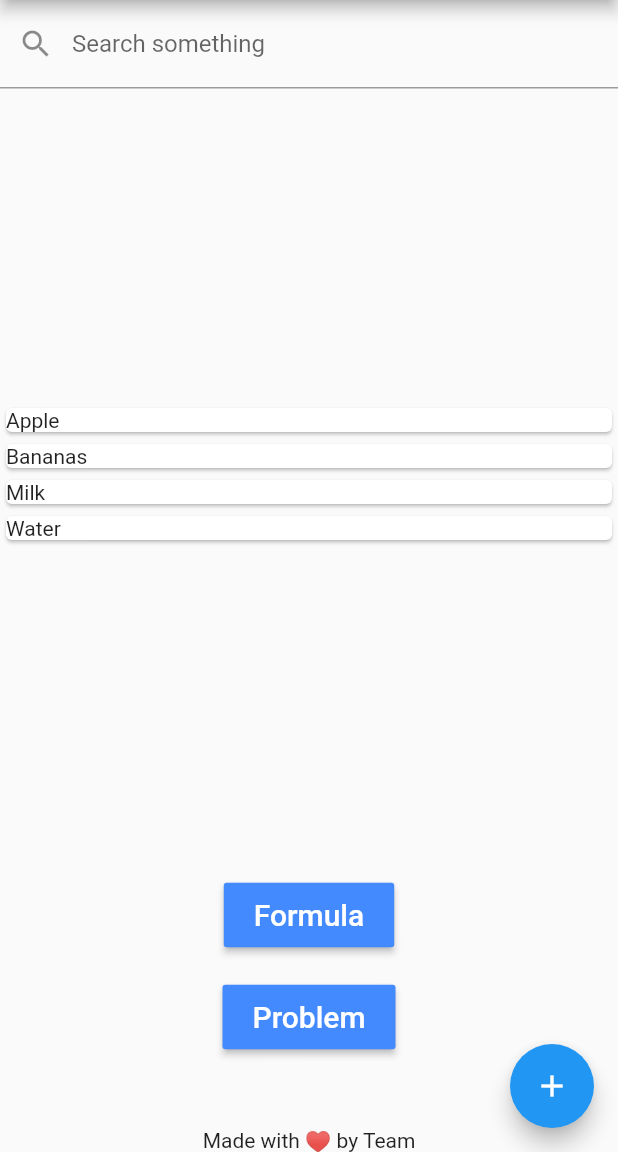
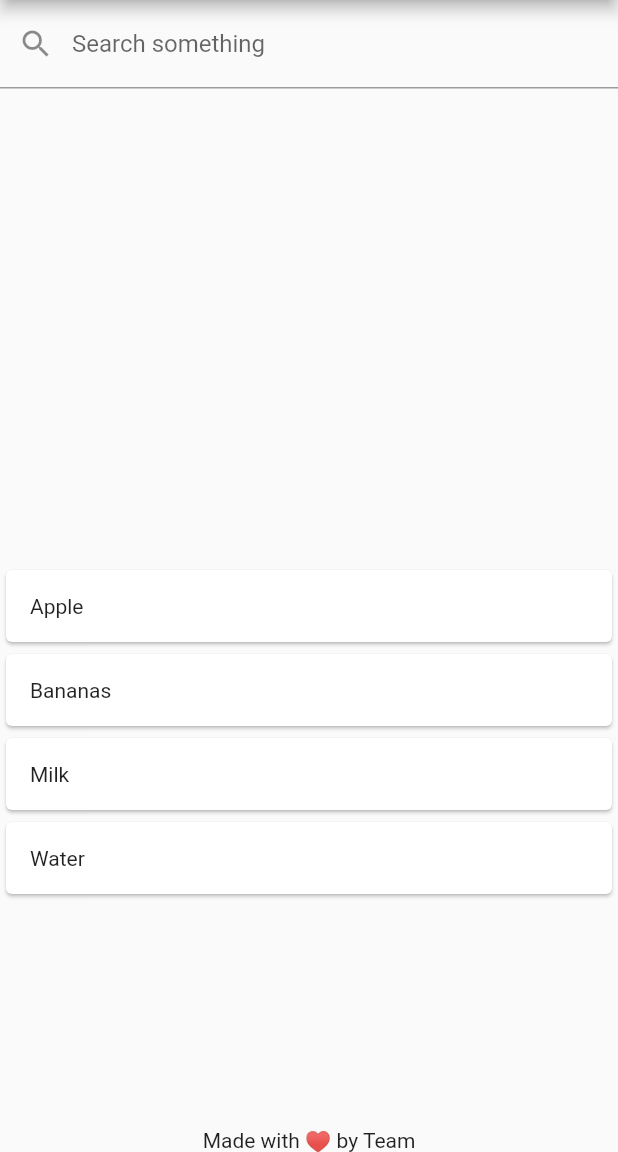
Before and after one commit to alice-0-kim/flutter-app, a Flutter app: the screen it shows after launch, on a phone screen of 412 x 824 dp, the part 84-1236 px from its top. Run offline on Flutter 3.47's test engine with Material 2 defaults, Android fonts, the phone set to English and light mode, and no system bars.

Commit message:
Omit new keyword as it is optional

```diff
--- a/lib/main.dart
+++ b/lib/main.dart
@@ -11,7 +11,7 @@ class MyApp extends StatelessWidget {
         primarySwatch: Colors.blue,
       ),
       home: MyHomePage(title: 'Flutter Demo Home Page'),
-//      home: new Button(),
+//      home: Button(),
     );
   }
 }
@@ -26,8 +26,8 @@ class FormulaRoute extends StatelessWidget {
       body: Center(
           child: Column(
             children: <Widget>[
-              new Padding(padding: new EdgeInsets.only(bottom: 30.0)),
-              new RaisedButton(
+              Padding(padding: EdgeInsets.only(bottom: 30.0)),
+              RaisedButton(
                 onPressed: () {
                   Navigator.pop(context);
                 },
@@ -86,7 +86,7 @@ class _MyHomePageState extends State<MyHomePage> {
   List<Constant> choices = <Constant> [Constant.Logout, Constant.Settings, Constant.Sound];
 
   List<String> items = <String> [];
-  TextEditingController controller = new TextEditingController();
+  TextEditingController controller = TextEditingController();
   String filter;
 
   @override
@@ -127,66 +127,40 @@ class _MyHomePageState extends State<MyHomePage> {
           )
         ],
       ),
-      body: Center(
+      body: Container(
+        child: Center(
           child: Column(
-          // Invoke "debug painting" (press "p" in the console, choose the
-          // "Toggle Debug Paint" action from the Flutter Inspector in Android
-          // Studio, or the "Toggle Debug Paint" command in Visual Studio Code)
-          // to see the wireframe for each widget.
             mainAxisAlignment: MainAxisAlignment.center,
             children: <Widget>[
-//            new Text("Title", style: new TextStyle(fontSize: 40.0, fontWeight: FontWeight.bold)),
-            new Expanded(
-              child: new TextField(
-                decoration: new InputDecoration(
+              Expanded(
+                child: TextField(
+                  decoration: InputDecoration(
                     labelText: "Search something",
                     prefixIcon: Icon(Icons.search),
                   ),
                   controller: controller,
                 ),
               ),
-            new Expanded(
-              child: new ListView.builder(
+              Expanded(
+                child: ListView.builder(
                   itemCount: items.length,
                   itemBuilder: (BuildContext context, int index) {
-                  return filter == null || filter == "" ? new Card(child: new Text(items[index])) : items[index].toLowerCase().contains(filter.toLowerCase()) ? new Card(child: new Text(items[index])) : new Container();
+                    return filter == null || filter == "" ? Card(child: Padding(padding: const EdgeInsets.all(16.0), child: Text(items[index])))
+                        : items[index].toLowerCase().contains(filter.toLowerCase()) ? Card(child: Text(items[index]))
+                        : Container();
                   },
                 ),
               ),
-            new Padding(padding: new EdgeInsets.only(bottom: 50.0)),
-            new RaisedButton(
-              child: new Text("Formula", style: new TextStyle(color: Colors.white, fontSize: 20.0)),
-              color: Colors.blueAccent,
-              onPressed: () {
-                Navigator.push(
-                  context,
-                  MaterialPageRoute(builder: (context) => FormulaRoute()),
-                );
-              },
-              padding: new EdgeInsets.symmetric(horizontal: 20.0, vertical: 10.0),
-            ),
-            new Padding(padding: new EdgeInsets.all(10.0)),
-            new RaisedButton(
-              child: new Text("Problem", style: new TextStyle(color: Colors.white, fontSize: 20.0)),
-              color: Colors.blueAccent,
-              onPressed: () {
-                Navigator.push(
-                  context,
-                  MaterialPageRoute(builder: (context) => ProblemRoute()),
-                );
-              },
-              padding: new EdgeInsets.symmetric(horizontal: 20.0, vertical: 10.0),
-            ),
-            new Padding(padding: new EdgeInsets.only(bottom: 50.0)),
-            new Text("Made with ♥️ by Team")
+              Text("Made with ♥️ by Team")
             ],
           ),
         ),
-      floatingActionButton: FloatingActionButton(
+      ),
+      /*floatingActionButton: FloatingActionButton(
         onPressed: _incrementCounter,
         tooltip: 'Increment',
         child: Icon(Icons.add),
-      ),
+      ),*/
     );
   }
 }
```
Lines whose indentation alone changed are shown as unchanged.
